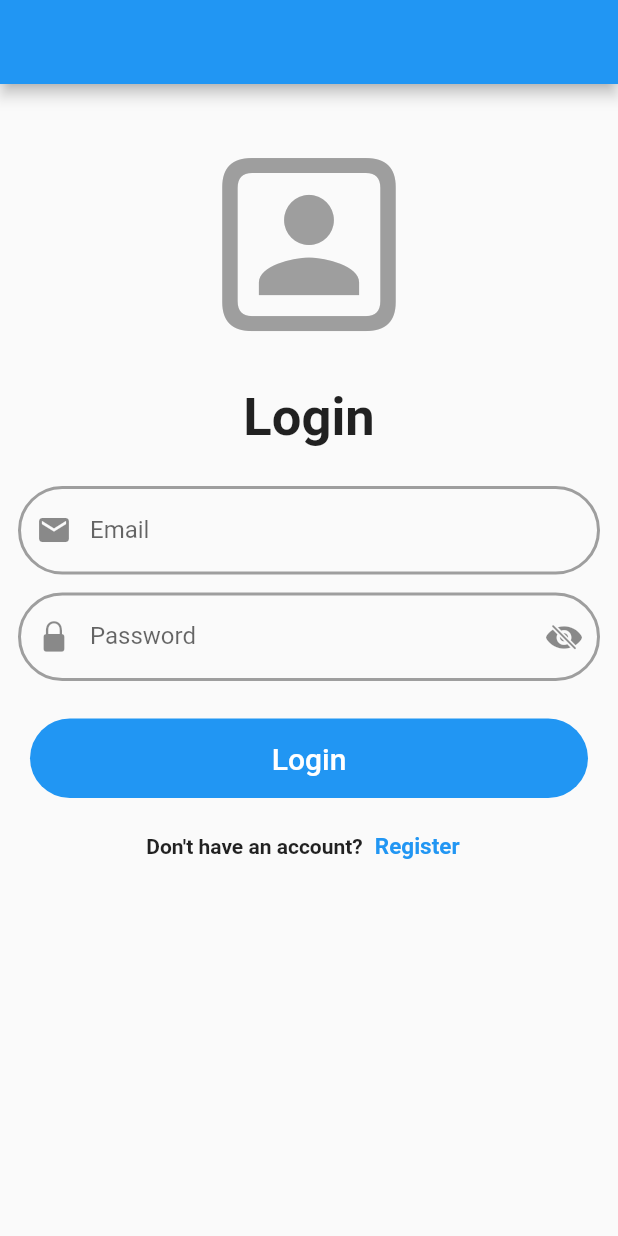
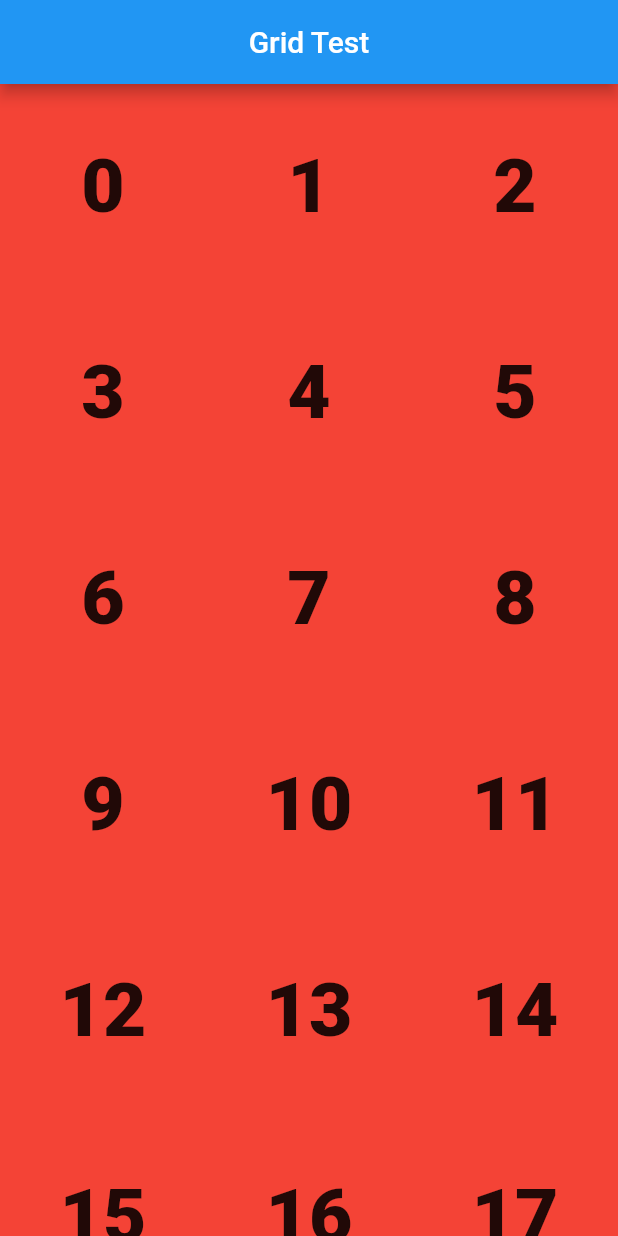
Before and after one commit to CS-PRO1/flutter_first, a Flutter app: the screen it shows after launch, on a phone screen of 412 x 824 dp. Run offline on Flutter 3.47's test engine with Material 2 defaults, Android fonts, the light colour scheme and no system bars; our stand-ins replace carousel_slider, dio, flutter_bloc; statements that could not run were skipped.

Commit message:
Carousel slide + Grid Test

```diff
--- a/lib/main.dart
+++ b/lib/main.dart
@@ -1,6 +1,7 @@
 import 'package:flutter/material.dart';
 import 'package:flutter_application_2/Services/Bloc%20Service/cubit.dart';
 import 'package:flutter_application_2/Services/Dio%20Service/dio.dart';
+import 'package:flutter_application_2/screens/grid_screen.dart';
 import 'package:flutter_application_2/screens/login_screen.dart';
 import 'package:flutter_bloc/flutter_bloc.dart';
 
@@ -18,7 +19,7 @@ class MyApp extends StatelessWidget {
       create: (context) => AppCubit(),
       child: MaterialApp(
         debugShowCheckedModeBanner: false,
-        home: LoginScreen(),
+        home: GridScreen(),
       ),
     );
   }
--- /dev/null
+++ b/lib/screens/grid_screen.dart
@@ -0,0 +1,30 @@
+import 'package:flutter/material.dart';
+import 'package:flutter_application_2/screens/images.dart';
+
+class GridScreen extends StatelessWidget {
+  @override
+  Widget build(BuildContext context) {
+    return Scaffold(
+      appBar: AppBar(
+        title: Text('Grid Test'),
+        centerTitle: true,
+      ),
+      body: GridView.builder(
+        gridDelegate: const SliverGridDelegateWithFixedCrossAxisCount(
+          crossAxisCount: 3,
+        ),
+        itemCount: 21,
+        itemBuilder: (BuildContext context, int index) {
+          return Container(
+            color: Colors.red,
+            child: Center(
+                child: Text(
+              index.toString(),
+              style: TextStyle(fontSize: 50, fontWeight: FontWeight.w900),
+            )),
+          );
+        },
+      ),
+    );
+  }
+}
--- /dev/null
+++ b/lib/screens/images.dart
@@ -0,0 +1,5 @@
+List images = [
+  'images/zzzz.jpg',
+  'images/nezuko.png',
+  'images/nezuko-chan.gif',
+];
--- a/lib/screens/register_screen.dart
+++ b/lib/screens/register_screen.dart
@@ -1,6 +1,8 @@
 // ignore_for_file: public_member_api_docs, sort_constructors_first
+import 'package:carousel_slider/carousel_slider.dart';
 import 'package:flutter/cupertino.dart';
 import 'package:flutter/material.dart';
+import 'package:flutter_application_2/screens/images.dart';
 import 'package:flutter_bloc/flutter_bloc.dart';
 
 import 'package:flutter_application_2/Services/Bloc%20Service/cubit.dart';
@@ -35,6 +37,10 @@ class RegisterScreen extends StatelessWidget {
                       key: formkey,
                       child: Column(
                         children: [
+
+                          CarouselSlider(
+                              items: images.map((e) => Image.asset(e)).toList(),
+                              options: CarouselOptions()),
                           SizedBox(
                             height: 50,
                           ),
--- a/pubspec.yaml
+++ b/pubspec.yaml
@@ -42,6 +42,7 @@ dependencies:
   #webview_flutter: ^3.0.4 #Link
   #webviewx: ^0.2.1
   shared_preferences: ^2.0.15
+  carousel_slider: ^4.1.1
   #fluttertoast: ^8.1.1
 
 dev_dependencies:
```
Also changed, not shown: lib/screens/login_screen.dart (+17 -3 lines), pubspec.lock.
